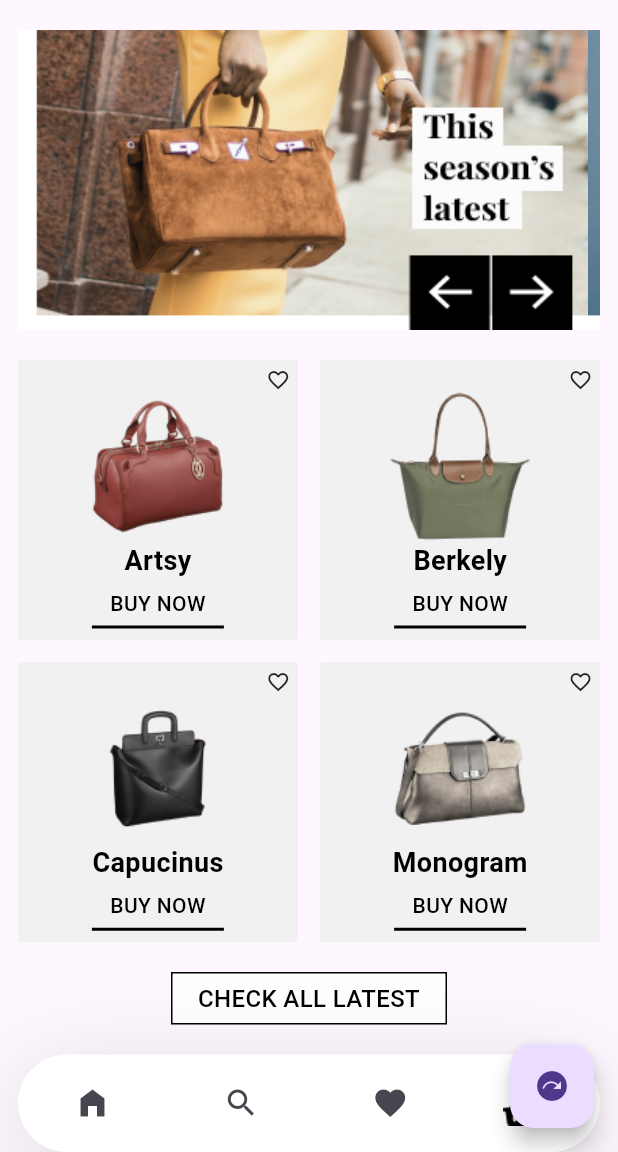
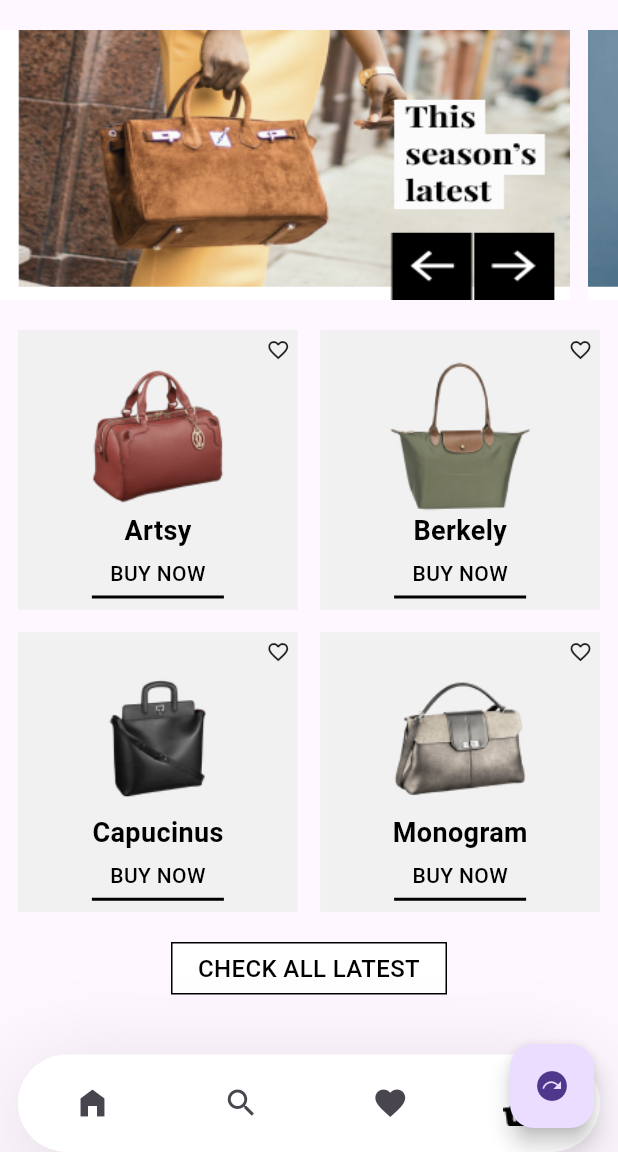
Before and after one commit to obidkhandev/homework---14-UI, a Flutter app: the screen it shows after launch, on a phone screen of 412 x 824 dp, the part 84-1236 px from its top. Run offline on Flutter 3.47's test engine with Material 3 defaults, Android fonts, the phone set to English and light mode, and no system bars; our stand-ins replace flutter_svg; Roboto replaces fonts that are missing (Playfair Display, Work Sans).

Commit message:
completed one UI ✅

```diff
--- a/lib/ui_12/compatations.dart
+++ b/lib/ui_12/compatations.dart
@@ -5,13 +5,13 @@ const kBlackColor = Colors.black;
 
 // text Style
 
-final kPlayfairDisplay = TextStyle(
+const kPlayfairDisplay =  TextStyle(
     fontFamily: 'Playfair Display',
     fontSize: 22,
     fontWeight: FontWeight.w700,
     color: kBlackColor);
 
-final kWorkSansBlack = TextStyle(
+const kWorkSansBlack = TextStyle(
   fontFamily: 'Work Sans',
   fontWeight: FontWeight.w500,
   color: kBlackColor,
--- a/lib/ui_12/screens/home_screens.dart
+++ b/lib/ui_12/screens/home_screens.dart
@@ -1,8 +1,12 @@
+// ignore_for_file: unused_import
+
 import 'package:flutter/material.dart';
 import 'package:modul_4_homework_obidxon/ui_12/compatations.dart';
 import 'package:modul_4_homework_obidxon/ui_12/screens/product_description.dart';
 import 'package:modul_4_homework_obidxon/ui_12/widget/bottom_nav_bar.dart';
 import 'package:modul_4_homework_obidxon/ui_12/widget/category_card.dart';
+import 'package:modul_4_homework_obidxon/ui_12/widget/my_header.dart';
+import 'package:modul_4_homework_obidxon/ui_12/widget/open_card.dart';
 import 'package:modul_4_homework_obidxon/ui_12/widget/person_circle.dart';
 import 'package:modul_4_homework_obidxon/ui_12/widget/wishlist.dart';
 import 'package:modul_4_homework_obidxon/ui_3/constants.dart';
@@ -18,7 +22,7 @@ class HomePageUi12 extends StatelessWidget {
         backgroundColor: Colors.white,
         leading: IconButton(
           onPressed: () {},
-          icon: Icon(
+          icon: const Icon(
             Icons.menu,
             weight: 24,
             color: kBackColor,
@@ -35,38 +39,28 @@ class HomePageUi12 extends StatelessWidget {
       body: Stack(
         children: [
           ListView(
-            padding: EdgeInsets.only(left: 12, right: 12),
+            // padding: EdgeInsets.only(left: 12, right: 12),
             children: [
               SizedBox(
-                height: 220,
-                width: double.infinity,
-                child: ListView.builder(
+                height: 200,
+                width: double.maxFinite,
+                child: ListView(
                   scrollDirection: Axis.horizontal,
-                  itemCount: 2,
                   shrinkWrap: true,
-                  padding: EdgeInsets.only(top: 20),
-                  itemBuilder: (context, index) {
-                    return Container(
-                      height: 205,
-                      width: 380,
-                      decoration: BoxDecoration(
-                        color: Colors.white,
-                        image: DecorationImage(
-                          image: AssetImage(index == 0
-                              ? 'assets/ui_12/images/Group 58 (1).png'
-                              : 'assets/ui_12/images/Group 58 (2).png'),
-                          fit: BoxFit.fill,
-                        ),
-                      ),
-                    );
-                  },
+                  padding: const EdgeInsets.only(top: 20),
+                  children: const [
+                     OwnHeader(image: 'assets/ui_12/images/Group 58 (1).png'),
+                    // SizedBox(width: 12,),
+                    OwnHeader(image: 'assets/ui_12/images/Group 58 (2).png')
+                  ],
                 ),
               ),
               SizedBox(
                 height: 20,
               ),
               GridView.builder(
-                gridDelegate: SliverGridDelegateWithFixedCrossAxisCount(
+                padding: const EdgeInsets.only(left: 12, right: 12),
+                gridDelegate: const SliverGridDelegateWithFixedCrossAxisCount(
                   crossAxisCount: 2,
                   mainAxisSpacing: 15,
                   crossAxisSpacing: 15,
@@ -90,7 +84,7 @@ class HomePageUi12 extends StatelessWidget {
                       padding: EdgeInsets.all(5),
                       height: 230,
                       width: 170,
-                      decoration: BoxDecoration(
+                      decoration: const BoxDecoration(
                         color: Color.fromRGBO(241, 241, 241, 1),
                       ),
                       child: Column(
@@ -206,9 +200,9 @@ class HomePageUi12 extends StatelessWidget {
             ],
           ),
           // Positioned(
-          //   left: 15,
+          //   left: 12,
+          //   right: 12,
           //   bottom: 0,
-          //   right: 15,
           //   child: Wishlist(),
           // ),
         ],
--- a/lib/ui_12/widget/bottom_nav_bar.dart
+++ b/lib/ui_12/widget/bottom_nav_bar.dart
@@ -1,4 +1,5 @@
 import 'package:flutter/material.dart';
+import 'package:modul_4_homework_obidxon/ui_12/screens/home_screens.dart';
 import 'package:modul_4_homework_obidxon/ui_12/screens/search_page.dart';
 
 class BottomNavBar extends StatelessWidget {
@@ -15,7 +16,7 @@ class BottomNavBar extends StatelessWidget {
       decoration: BoxDecoration(
         color: Colors.white,
         borderRadius: BorderRadius.circular(69),
-        boxShadow: [
+        boxShadow: const [
           BoxShadow(
             offset: Offset(0, 14),
             blurRadius: 56,
@@ -27,13 +28,24 @@ class BottomNavBar extends StatelessWidget {
         mainAxisAlignment: MainAxisAlignment.spaceAround,
         children: [
           GestureDetector(
-            onTap: () {},
+            onTap: () {
+            },
             child: IconButton(
               onPressed: () {},
               icon: Icon(Icons.home_filled),
             ),
           ),
           GestureDetector(
+            onTap: (){
+              Navigator.push(
+                context,
+                MaterialPageRoute(
+                  builder: (context) {
+                    return HomePageUi12();
+                  },
+                ),
+              );
+            },
             onDoubleTap: () {
               Navigator.push(
                 context,
--- /dev/null
+++ b/lib/ui_12/widget/buy_open_cart.dart
@@ -0,0 +1 @@
+import 'package:flutter/material.dart';
--- a/lib/ui_12/widget/cart.dart
+++ b/lib/ui_12/widget/cart.dart
@@ -2,12 +2,12 @@ import 'package:flutter/material.dart';
 import 'package:modul_4_homework_obidxon/ui_12/compatations.dart';
 import 'package:modul_4_homework_obidxon/ui_3/constants.dart';
 
-class Cart extends StatelessWidget {
+class MyCart extends StatelessWidget {
   final String productName;
   final String image;
   final String tag;
   final String productStyle;
-  const Cart({
+  const MyCart({
     super.key,
     required this.productName,
     required this.image,
--- a/lib/ui_12/widget/category_card.dart
+++ b/lib/ui_12/widget/category_card.dart
@@ -9,6 +9,7 @@ class CategoryCard extends StatelessWidget {
   @override
   Widget build(BuildContext context) {
     return GridView(
+      padding: EdgeInsets.only(left: 12,right: 12),
       gridDelegate: const SliverGridDelegateWithFixedCrossAxisCount(
           crossAxisCount: 2, mainAxisSpacing: 20, crossAxisSpacing: 20),
       shrinkWrap: true,
--- /dev/null
+++ b/lib/ui_12/widget/my_header.dart
@@ -0,0 +1,25 @@
+import 'package:flutter/material.dart';
+
+class OwnHeader extends StatelessWidget {
+  final String image;
+  const OwnHeader({
+    super.key,
+    required this.image,
+  });
+
+  @override
+  Widget build(BuildContext context) {
+    return Container(
+      margin: EdgeInsets.only(right: 12),
+      height: 195,
+      width: 380,
+      decoration: BoxDecoration(
+        color: Colors.white,
+        image: DecorationImage(
+          image: AssetImage(image),
+          fit: BoxFit.fill,
+        ),
+      ),
+    );
+  }
+}
```
Also changed, not shown: lib/ui_12/screens/product_description.dart (+21 -18 lines), lib/ui_12/screens/search_page.dart (+5 -5 lines), lib/ui_12/widget/open_card.dart (added, +212 -0 lines), lib/ui_12/widget/wishlist.dart (+6 -6 lines).
